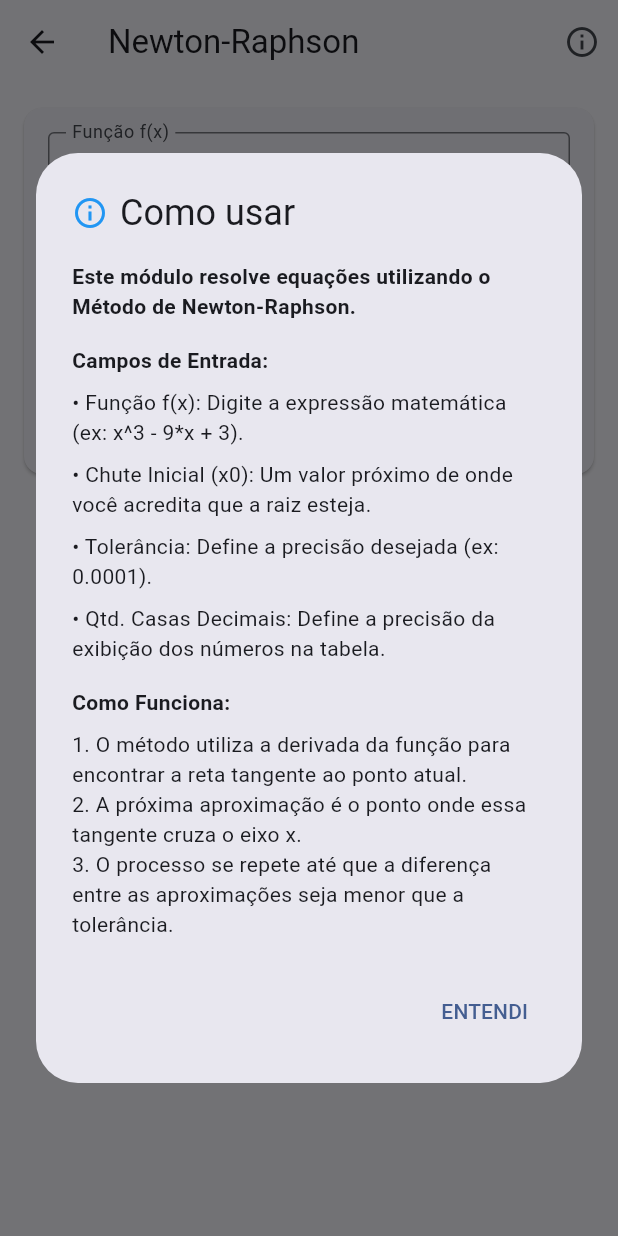
After one commit to ArthurHoshino/calculo-numerico, a Flutter app: the NewtonRaphsonView screen opened directly, after a tap on the "info outline" icon, on a phone screen of 412 x 824 dp. The commit adds this screen. Run offline on Flutter 3.47's test engine with Material 3 defaults, Android fonts, the phone set to English and light mode, and no system bars; missing offline and left inert: function_tree.

Commit message:
Adicao de botao de informacao

```diff
--- a/lib/core/componentes/componentes.dart
+++ b/lib/core/componentes/componentes.dart
@@ -1 +1,2 @@
 export 'metodo_card.dart';
+export 'info_dialog.dart';
--- /dev/null
+++ b/lib/core/componentes/info_dialog.dart
@@ -0,0 +1,49 @@
+import 'package:flutter/material.dart';
+
+class InfoDialog extends StatelessWidget {
+  final String titulo;
+  final List<Widget> conteudo;
+
+  const InfoDialog({
+    super.key,
+    required this.titulo,
+    required this.conteudo,
+  });
+
+  static void show(BuildContext context, {required String titulo, required List<Widget> conteudo}) {
+    showDialog(
+      context: context,
+      builder: (context) => InfoDialog(titulo: titulo, conteudo: conteudo),
+    );
+  }
+
+  @override
+  Widget build(BuildContext context) {
+    return AlertDialog(
+      insetPadding: const EdgeInsets.symmetric(horizontal: 24, vertical: 24), // Diminui o respiro lateral padrão
+      title: Row(
+        children: [
+          const Icon(Icons.info_outline, color: Colors.blue),
+          const SizedBox(width: 8),
+          Text(titulo),
+        ],
+      ),
+      content: SizedBox(
+        width: MediaQuery.of(context).size.width * 0.8, // Define a largura como 80% da tela
+        child: SingleChildScrollView(
+          child: Column(
+            crossAxisAlignment: CrossAxisAlignment.start,
+            mainAxisSize: MainAxisSize.min,
+            children: conteudo,
+          ),
+        ),
+      ),
+      actions: [
+        TextButton(
+          onPressed: () => Navigator.pop(context),
+          child: const Text('ENTENDI'),
+        ),
+      ],
+    );
+  }
+}
--- a/lib/modules/metodos/bisseccao.dart
+++ b/lib/modules/metodos/bisseccao.dart
@@ -1,5 +1,6 @@
 import 'package:flutter/material.dart';
 import 'package:function_tree/function_tree.dart';
+import '../../core/componentes/componentes.dart';
 
 /// Armazena os dados de uma única linha da tabela (uma iteração)
 class PassoIteracao {
@@ -164,10 +165,42 @@ class _BisseccaoViewState extends State<BisseccaoView> {
     });
   }
 
+  void _showInfo() {
+    InfoDialog.show(
+      context,
+      titulo: 'Como usar',
+      conteudo: [
+        const Text('Este módulo resolve equações utilizando o Método da Bissecção.', style: TextStyle(fontWeight: FontWeight.bold)),
+        const SizedBox(height: 16),
+        const Text('Campos de Entrada:', style: TextStyle(fontWeight: FontWeight.bold)),
+        const SizedBox(height: 8),
+        const Text('• Função f(x): Digite a expressão matemática (ex: x^3 - 9*x + 3). Use "*" para multiplicação e "^" para potência.'),
+        const SizedBox(height: 8),
+        const Text('• Qtd. Raízes: Define quantas raízes o app deve buscar. Digite "0" para buscar em todo o intervalo padrão (-100 a 100).'),
+        const SizedBox(height: 8),
+        const Text('• Tolerância: Define a precisão desejada (ex: 0.0001). O cálculo para quando o intervalo (b-a) é menor que este valor.'),
+        const SizedBox(height: 16),
+        const Text('Como Funciona:', style: TextStyle(fontWeight: FontWeight.bold)),
+        const SizedBox(height: 8),
+        const Text('1. O app realiza uma varredura para isolar intervalos onde há mudança de sinal (Teorema de Bolzano).'),
+        const Text('2. Em cada intervalo, aplica sucessivas divisões ao meio até convergir para a raiz dentro da tolerância definida.'),
+      ],
+    );
+  }
+
   @override
   Widget build(BuildContext context) {
     return Scaffold(
-      appBar: AppBar(title: const Text('Método da Bissecção')),
+      appBar: AppBar(
+        title: const Text('Bissecção'),
+        actions: [
+          IconButton(
+            onPressed: _showInfo,
+            icon: const Icon(Icons.info_outline),
+            tooltip: 'Informações',
+          ),
+        ],
+      ),
       body: SafeArea(
         child: ListView(
           children: [
--- a/lib/modules/metodos/newton_raphson.dart
+++ b/lib/modules/metodos/newton_raphson.dart
@@ -1,5 +1,6 @@
 import 'package:flutter/material.dart';
 import 'package:function_tree/function_tree.dart';
+import '../../core/componentes/componentes.dart';
 
 class PassoIteracao {
   final int k;
@@ -119,10 +120,45 @@ class _NewtonRaphsonState extends State<NewtonRaphsonView> {
     });
   }
 
+  void _showInfo() {
+    InfoDialog.show(
+      context,
+      titulo: 'Como usar',
+      conteudo: [
+        const Text('Este módulo resolve equações utilizando o Método de Newton-Raphson.', style: TextStyle(fontWeight: FontWeight.bold)),
+        const SizedBox(height: 16),
+        const Text('Campos de Entrada:', style: TextStyle(fontWeight: FontWeight.bold)),
+        const SizedBox(height: 8),
+        const Text('• Função f(x): Digite a expressão matemática (ex: x^3 - 9*x + 3).'),
+        const SizedBox(height: 8),
+        const Text('• Chute Inicial (x0): Um valor próximo de onde você acredita que a raiz esteja.'),
+        const SizedBox(height: 8),
+        const Text('• Tolerância: Define a precisão desejada (ex: 0.0001).'),
+        const SizedBox(height: 8),
+        const Text('• Qtd. Casas Decimais: Define a precisão da exibição dos números na tabela.'),
+        const SizedBox(height: 16),
+        const Text('Como Funciona:', style: TextStyle(fontWeight: FontWeight.bold)),
+        const SizedBox(height: 8),
+        const Text('1. O método utiliza a derivada da função para encontrar a reta tangente ao ponto atual.'),
+        const Text('2. A próxima aproximação é o ponto onde essa tangente cruza o eixo x.'),
+        const Text('3. O processo se repete até que a diferença entre as aproximações seja menor que a tolerância.'),
+      ],
+    );
+  }
+
   @override
   Widget build(BuildContext context) {
     return Scaffold(
-      appBar: AppBar(title: const Text('Método de Newton-Raphson')),
+      appBar: AppBar(
+        title: const Text('Newton-Raphson'),
+        actions: [
+          IconButton(
+            onPressed: _showInfo,
+            icon: const Icon(Icons.info_outline),
+            tooltip: 'Informações',
+          ),
+        ],
+      ),
       body: SafeArea(
         child: ListView(
           children: [
@@ -222,7 +258,6 @@ class _NewtonRaphsonState extends State<NewtonRaphsonView> {
             ),
 
             // --- RESULTS AREA ---
-            // Agora valida apenas se a lista única de passos não está vazia
             if (_resultadoFinal != null) ...[
               const Divider(),
               Padding(
@@ -264,7 +299,7 @@ class _NewtonRaphsonState extends State<NewtonRaphsonView> {
                 child: SingleChildScrollView(
                   scrollDirection: Axis.horizontal,
                   child: DataTable(
-                    headingRowColor: WidgetStateProperty.all(Colors.grey.shade200),
+                    headingRowColor: MaterialStateProperty.all(Colors.grey.shade200),
                     border: TableBorder.all(color: Colors.grey.shade300),
                     columns: const [
                       DataColumn(label: Text('k', style: TextStyle(fontWeight: FontWeight.bold))),
@@ -273,7 +308,6 @@ class _NewtonRaphsonState extends State<NewtonRaphsonView> {
                       DataColumn(label: Text("f'(x)")),
                       DataColumn(label: Text('Erro')),
                     ],
-                    // Mapeando diretamente a variável _steps (sua lista única)
                     rows: _resultadoFinal!.passos.map((step) {
                       double tolerancy = double.tryParse(_toleranciaController.text.replaceAll(',', '.')) ?? 0.0;
 
```
